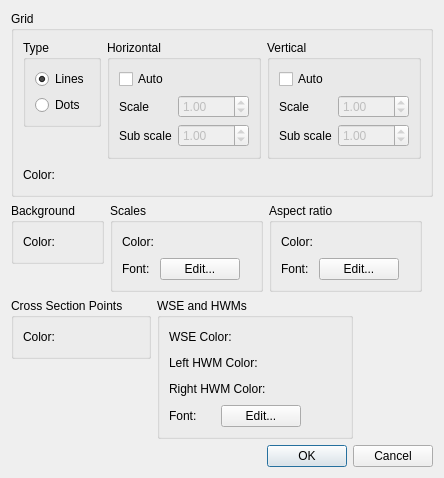
i-RIC/prepost-gui, file apps/rivmaker/window/crosssection/crosssectionwindowdisplaysettingdialog.ui: the form before one commit.
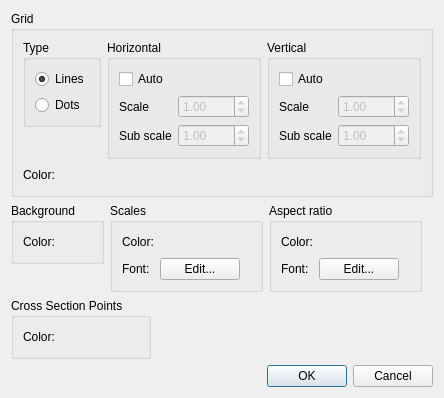
The form after the commit. Custom widgets are drawn as their Qt base class.

Commit message: Interface to edit HWM color and WSE color removed.

The edit to the form file:
```diff
--- a/apps/rivmaker/window/crosssection/crosssectionwindowdisplaysettingdialog.ui
+++ b/apps/rivmaker/window/crosssection/crosssectionwindowdisplaysettingdialog.ui
@@ -7,7 +7,7 @@
     <x>0</x>
     <y>0</y>
     <width>434</width>
-    <height>461</height>
+    <height>382</height>
    </rect>
   </property>
   <property name="windowTitle">
@@ -467,7 +467,7 @@
     </layout>
    </item>
    <item>
-    <layout class="QHBoxLayout" name="horizontalLayout_10" stretch="0,0,1">
+    <layout class="QHBoxLayout" name="horizontalLayout_10" stretch="0,1">
      <item>
       <layout class="QVBoxLayout" name="verticalLayout_6">
        <item>
@@ -525,139 +525,6 @@
        </item>
       </layout>
      </item>
-     <item>
-      <widget class="QGroupBox" name="HWMsGroupBox">
-       <property name="title">
-        <string>WSE and HWMs</string>
-       </property>
-       <layout class="QGridLayout" name="gridLayout_5">
-        <item row="0" column="0" colspan="2">
-         <widget class="QLabel" name="WSEColorLabel">
-          <property name="text">
-           <string>WSE Color:</string>
-          </property>
-         </widget>
-        </item>
-        <item row="0" column="2">
-         <layout class="QHBoxLayout" name="horizontalLayout_12">
-          <item>
-           <widget class="ColorEditWidget" name="WSEColorWidget">
-            <property name="text">
-             <string/>
-            </property>
-           </widget>
-          </item>
-          <item>
-           <spacer name="horizontalSpacer_11">
-            <property name="orientation">
-             <enum>Qt::Horizontal</enum>
-            </property>
-            <property name="sizeHint" stdset="0">
-             <size>
-              <width>18</width>
-              <height>20</height>
-             </size>
-            </property>
-           </spacer>
-          </item>
-         </layout>
-        </item>
-        <item row="1" column="0" colspan="2">
-         <widget class="QLabel" name="LeftHWMColorLabel">
-          <property name="text">
-           <string>Left HWM Color:</string>
-          </property>
-         </widget>
-        </item>
-        <item row="1" column="2">
-         <layout class="QHBoxLayout" name="horizontalLayout_13">
-          <item>
-           <widget class="ColorEditWidget" name="LeftHWMColorWidget">
-            <property name="text">
-             <string/>
-            </property>
-           </widget>
-          </item>
-          <item>
-           <spacer name="horizontalSpacer_12">
-            <property name="orientation">
-             <enum>Qt::Horizontal</enum>
-            </property>
-            <property name="sizeHint" stdset="0">
-             <size>
-              <width>18</width>
-              <height>20</height>
-             </size>
-            </property>
-           </spacer>
-          </item>
-         </layout>
-        </item>
-        <item row="2" column="0" colspan="2">
-         <widget class="QLabel" name="RightHWMColorLabel">
-          <property name="text">
-           <string>Right HWM Color:</string>
-          </property>
-         </widget>
-        </item>
-        <item row="2" column="2">
-         <layout class="QHBoxLayout" name="horizontalLayout_14">
-          <item>
-           <widget class="ColorEditWidget" name="RightHWMColorWidget">
-            <property name="text">
-             <string/>
-            </property>
-           </widget>
-          </item>
-          <item>
-           <spacer name="horizontalSpacer_16">
-            <property name="orientation">
-             <enum>Qt::Horizontal</enum>
-            </property>
-            <property name="sizeHint" stdset="0">
-             <size>
-              <width>18</width>
-              <height>20</height>
-             </size>
-            </property>
-           </spacer>
-          </item>
-         </layout>
-        </item>
-        <item row="3" column="0">
-         <widget class="QLabel" name="HWMsFontLabel">
-          <property name="text">
-           <string>Font:</string>
-          </property>
-         </widget>
-        </item>
-        <item row="3" column="1" colspan="2">
-         <layout class="QHBoxLayout" name="horizontalLayout_7">
-          <item>
-           <widget class="QPushButton" name="HWMsFontButton">
-            <property name="text">
-             <string>Edit...</string>
-            </property>
-           </widget>
-          </item>
-          <item>
-           <spacer name="horizontalSpacer_13">
-            <property name="orientation">
-             <enum>Qt::Horizontal</enum>
-            </property>
-            <property name="sizeHint" stdset="0">
-             <size>
-              <width>40</width>
-              <height>20</height>
-             </size>
-            </property>
-           </spacer>
-          </item>
-         </layout>
-        </item>
-       </layout>
-      </widget>
-     </item>
      <item>
       <spacer name="horizontalSpacer_14">
        <property name="orientation">
```
The commit also changes 1 other file.
